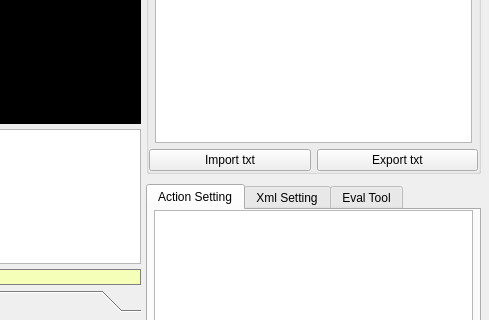
First picture: the form in view/ui_from_creator/mainwindow.ui, repository ZDL-Git/ActionLabeller, before the edit; both pictures show x 533 to 1022 and y 358 to 678 of the 1022 by 886 pixel window.
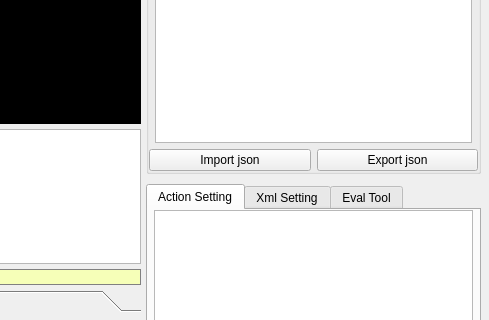
Second picture: the form after the edit. Custom widgets are drawn as their Qt base class.

Diff of the .ui file:
```diff
--- a/view/ui_from_creator/mainwindow.ui
+++ b/view/ui_from_creator/mainwindow.ui
@@ -735,7 +735,7 @@
                 </sizepolicy>
                </property>
                <property name="text">
-                <string>Import txt</string>
+                <string>Import json</string>
                </property>
               </widget>
              </item>
@@ -748,7 +748,7 @@
                 </sizepolicy>
                </property>
                <property name="text">
-                <string>Export txt</string>
+                <string>Export json</string>
                </property>
               </widget>
              </item>
```
Left out of the diff: 8 changed lines with no effect on the pictures.
